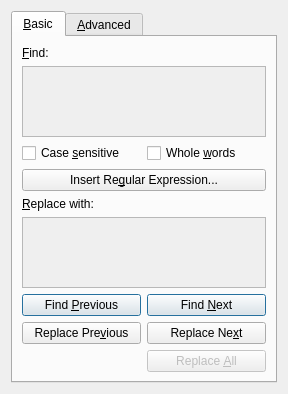
Before: the Qt Designer form src/frontends/qt4/ui/FindAndReplaceUi.ui in cburschka/lyx, drawn with Qt 5.
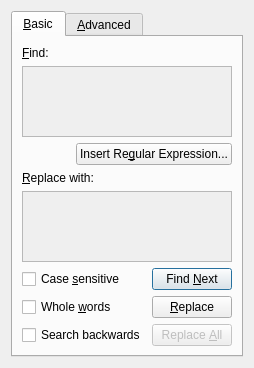
After: the same form once the commit is applied. Custom widgets are drawn as their Qt base class.

Commit message: simplify adv search/replace layout

Patch:
```diff
--- a/src/frontends/qt4/ui/FindAndReplaceUi.ui
+++ b/src/frontends/qt4/ui/FindAndReplaceUi.ui
@@ -5,8 +5,8 @@
    <rect>
     <x>0</x>
     <y>0</y>
-    <width>288</width>
-    <height>366</height>
+    <width>247</width>
+    <height>341</height>
    </rect>
   </property>
   <property name="windowTitle">
@@ -63,7 +63,7 @@
          </property>
         </widget>
        </item>
-       <item row="1" column="0" colspan="2">
+       <item row="1" column="0" colspan="3">
         <widget class="lyx::frontend::EmbeddedWorkArea" name="find_work_area_">
          <property name="toolTip">
           <string>Enter the text to search for in this full-featured LyX editing area</string>
@@ -87,29 +87,19 @@
         </widget>
        </item>
        <item row="2" column="0">
-        <widget class="QCheckBox" name="caseCB">
-         <property name="toolTip">
-          <string>Perform a case-sensitive search</string>
+        <spacer name="horizontalSpacer">
+         <property name="orientation">
+          <enum>Qt::Horizontal</enum>
          </property>
-         <property name="text">
-          <string>Case &amp;sensitive</string>
+         <property name="sizeHint" stdset="0">
+          <size>
+           <width>52</width>
+           <height>20</height>
+          </size>
          </property>
-        </widget>
+        </spacer>
        </item>
-       <item row="2" column="1">
-        <widget class="QCheckBox" name="wordsCB">
-         <property name="enabled">
-          <bool>true</bool>
-         </property>
-         <property name="toolTip">
-          <string>Restrict search to whole words only</string>
-         </property>
-         <property name="text">
-          <string>Whole &amp;words</string>
-         </property>
-        </widget>
-       </item>
-       <item row="3" column="0" colspan="2">
+       <item row="2" column="1" colspan="2">
         <widget class="QPushButton" name="regexpInsertPB">
          <property name="toolTip">
           <string>Choose one of the pre-arranged regular expressions.</string>
@@ -119,7 +109,7 @@
          </property>
         </widget>
        </item>
-       <item row="4" column="0">
+       <item row="3" column="0" colspan="2">
         <widget class="QLabel" name="label_2">
          <property name="text">
           <string>&amp;Replace with:</string>
@@ -129,7 +119,7 @@
          </property>
         </widget>
        </item>
-       <item row="5" column="0" colspan="2">
+       <item row="4" column="0" colspan="3">
         <widget class="lyx::frontend::EmbeddedWorkArea" name="replace_work_area_">
          <property name="toolTip">
           <string>Enter the text to replace in this full-featured LyX editing area</string>
@@ -143,34 +133,20 @@
             <height>57</height>
            </rect>
           </property>
-          <property name="sizePolicy">
-           <sizepolicy hsizetype="Expanding" vsizetype="Expanding">
-            <horstretch>0</horstretch>
-            <verstretch>0</verstretch>
-           </sizepolicy>
-          </property>
          </widget>
         </widget>
        </item>
-       <item row="6" column="0" colspan="2">
-        <layout class="QGridLayout" name="gridLayout_2">
-         <item row="0" column="0">
-          <widget class="QPushButton" name="findPrevPB">
-           <property name="enabled">
-            <bool>true</bool>
-           </property>
+       <item row="5" column="0" colspan="2">
+        <widget class="QCheckBox" name="caseCB">
            <property name="toolTip">
             <string>Find previous occurrence [Shift+Enter]</string>
            </property>
            <property name="text">
-            <string>Find &amp;Previous</string>
-           </property>
-           <property name="default">
-            <bool>true</bool>
+          <string>Case &amp;sensitive</string>
            </property>
           </widget>
          </item>
-         <item row="0" column="1">
+       <item row="5" column="2">
           <widget class="QPushButton" name="findNextPB">
            <property name="enabled">
             <bool>true</bool>
@@ -186,8 +162,8 @@
            </property>
           </widget>
          </item>
-         <item row="1" column="0">
-          <widget class="QPushButton" name="replacePrevPB">
+       <item row="6" column="0" colspan="2">
+        <widget class="QCheckBox" name="wordsCB">
            <property name="enabled">
             <bool>true</bool>
            </property>
@@ -195,12 +171,12 @@
             <string>Replace and find previous occurrence [Shift+Enter]</string>
            </property>
            <property name="text">
-            <string>Replace Pre&amp;vious</string>
+          <string>Whole &amp;words</string>
            </property>
           </widget>
          </item>
-         <item row="1" column="1">
-          <widget class="QPushButton" name="replaceNextPB">
+       <item row="6" column="2">
+        <widget class="QPushButton" name="replacePB">
            <property name="enabled">
             <bool>true</bool>
            </property>
@@ -208,11 +184,18 @@
             <string>Replace and find next occurrence [Enter]</string>
            </property>
            <property name="text">
-            <string>Replace Ne&amp;xt</string>
+          <string>&amp;Replace</string>
            </property>
           </widget>
          </item>
-         <item row="2" column="1">
+       <item row="7" column="0" colspan="2">
+        <widget class="QCheckBox" name="searchbackCB">
+         <property name="text">
+          <string>Search backwards</string>
+         </property>
+        </widget>
+       </item>
+       <item row="7" column="2">
           <widget class="QPushButton" name="replaceallPB">
            <property name="enabled">
             <bool>false</bool>
@@ -224,8 +207,6 @@
             <string>Replace &amp;All</string>
            </property>
           </widget>
-         </item>
-        </layout>
        </item>
       </layout>
      </widget>
```
Left out of the diff: 10 changed lines with no effect on the pictures. Lines whose indentation alone changed are shown as unchanged. The commit also changes 2 other files.
